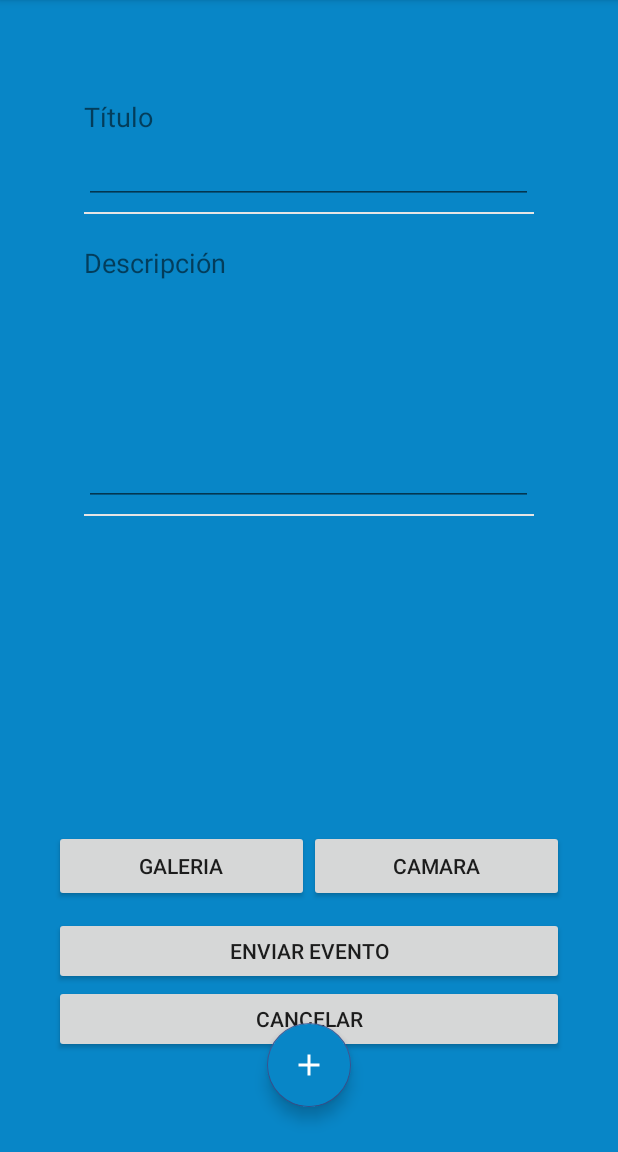
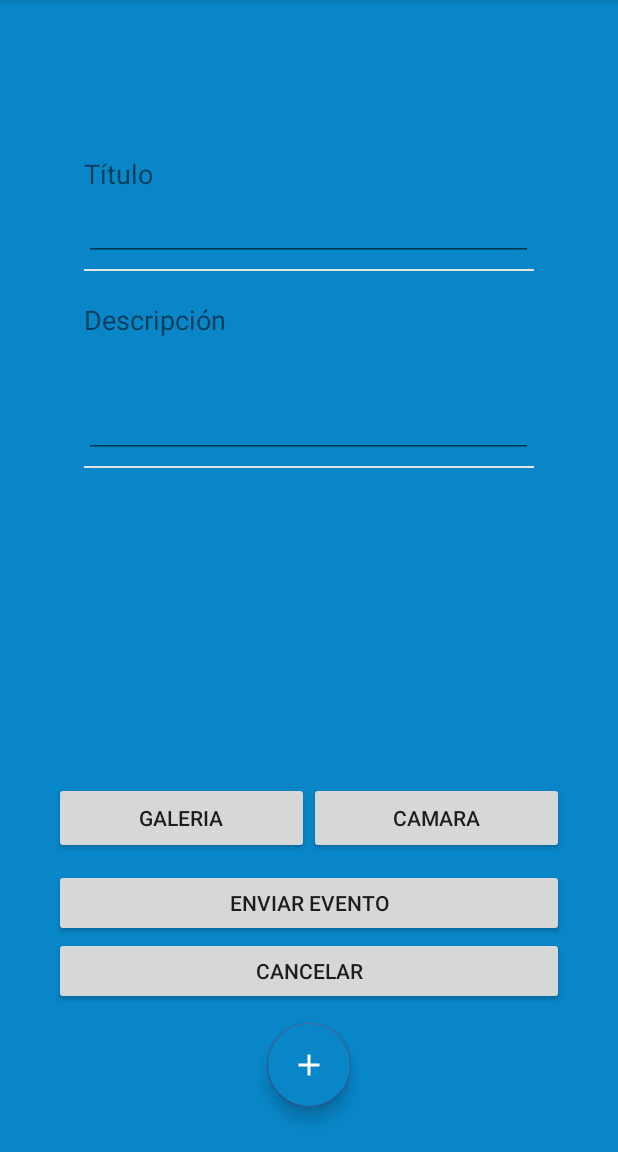
Before and after one commit to pabloperez1997/EventosDenunciaAndroid, an Android app: the fragment RegistrarDenuncia placed in its activity, on a phone screen of 412 x 824 dp, the part 84-1236 px from its top. Run offline under Robolectric (Android 15) with nearby library versions, the phone set to English and light mode, and no system bars; our stand-ins replace Picasso; libraries missing offline, so code that uses them is left out: id.zelory.compressor; pictures from the network do not load.

Commit message:
primer commit

```diff
--- a/app/src/main/java/com/example/eventos_denuncia/secciones/RegistrarDenuncia.java
+++ b/app/src/main/java/com/example/eventos_denuncia/secciones/RegistrarDenuncia.java
@@ -265,7 +265,8 @@ public void setLatitudLong (double lat, double lonng){
     public void onActivityResult(int requestCode, int resultCode, Intent data) {
         if (resultCode == RESULT_OK && requestCode == PICK_IMAGE) {//si es de la galeria
             Uri imageUri = data.getData();
-            mPhotoImageView.setImageURI(imageUri);
+            Picasso.get().load(imageUri).fit().centerCrop().into(mPhotoImageView);
+           // mPhotoImageView.setImageURI(imageUri);
             this.uriImagen = imageUri;
 
 
@@ -273,7 +274,8 @@ public void setLatitudLong (double lat, double lonng){
         if (resultCode == RESULT_OK && requestCode == CAPTURA_FOTO) {
 
             Uri imageUri = Uri.fromFile(new File(imageFilePath));
-            mPhotoImageView.setImageURI(imageUri);
+            Picasso.get().load(imageUri).fit().centerCrop().into(mPhotoImageView);
+            //mPhotoImageView.setImageURI(imageUri);
             this.uriImagen = Uri.fromFile(new File(imageFilePath));
 
         }
--- a/app/src/main/res/layout/activity_denuncia.xml
+++ b/app/src/main/res/layout/activity_denuncia.xml
@@ -1,22 +1,24 @@
 <?xml version="1.0" encoding="utf-8"?>
 
-    <RelativeLayout
-        xmlns:android="http://schemas.android.com/apk/res/android"
-        xmlns:app="http://schemas.android.com/apk/res-auto"
-        xmlns:tools="http://schemas.android.com/tools"
-        android:layout_width="match_parent"
-        android:layout_height="match_parent"
-        android:background="@color/colorPrimaryBackground"
-    >
+<LinearLayout xmlns:android="http://schemas.android.com/apk/res/android"
+    xmlns:app="http://schemas.android.com/apk/res-auto"
+    xmlns:tools="http://schemas.android.com/tools"
+    android:layout_width="match_parent"
+    android:layout_height="match_parent"
+    android:background="@color/colorPrimaryBackground"
+    tools:context=".activities.MainActivity"
+    android:orientation="vertical"
+    android:gravity="center">
+
     <LinearLayout
         android:layout_width="match_parent"
         android:layout_height="wrap_content"
         android:layout_centerInParent="true"
         android:layout_marginLeft="30dp"
-        android:layout_marginTop="50dp"
+        android:layout_marginTop="5dp"
         android:layout_marginRight="30dp"
         android:orientation="vertical"
-        android:layout_marginStart="20dp"
+
       >
 
         <LinearLayout
@@ -67,7 +69,7 @@
             <EditText
                 android:id="@+id/txt_descripcion"
                 android:layout_width="299dp"
-                android:layout_height="150dp"
+                android:layout_height="80dp"
                 android:fontFamily="sans-serif-light"
                 android:textColor="#000000"
                 android:textSize="18sp"
@@ -133,4 +135,4 @@
         </LinearLayout>
 
     </LinearLayout>
-    </RelativeLayout>
+    </LinearLayout>
```
